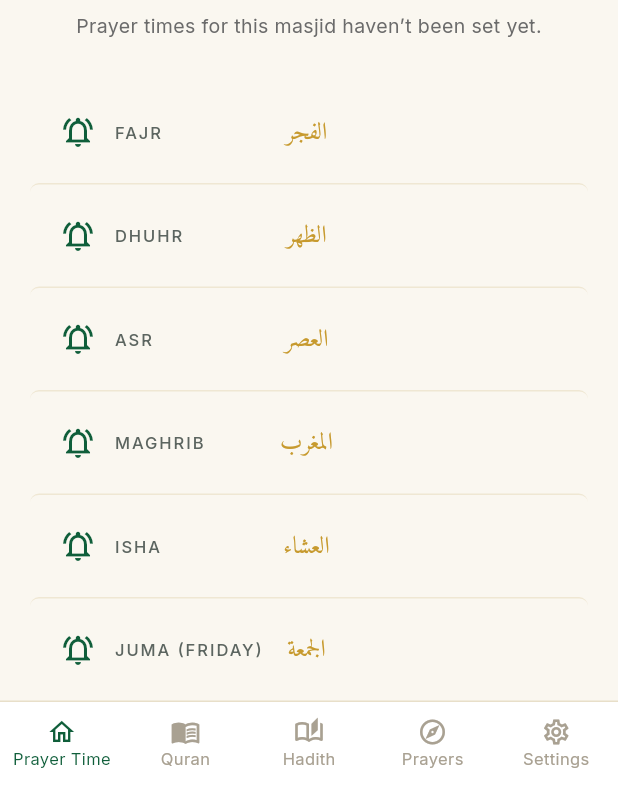
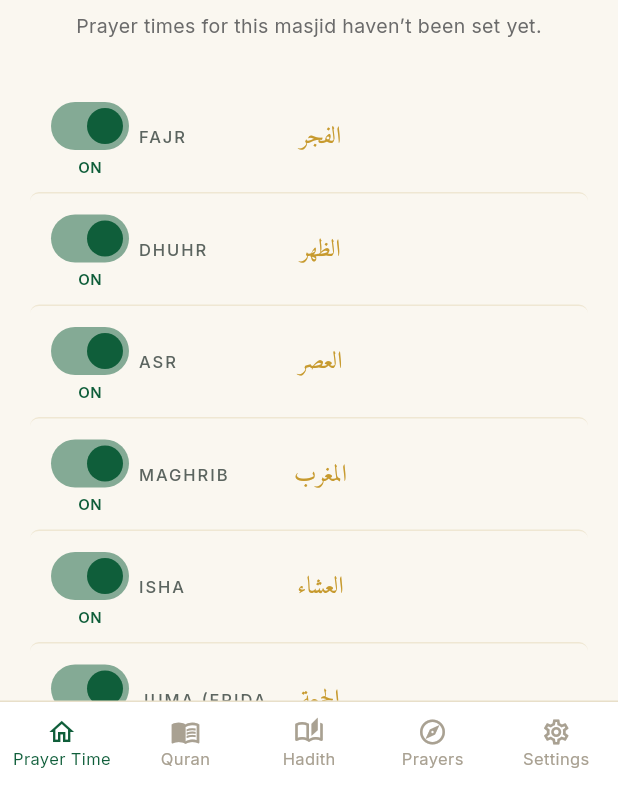
Before and after one commit to Adnandhanse/AzaanTimetable, a Flutter app: the HomeScreen screen opened directly, item 2 of the bottom bar chosen, on a phone screen of 412 x 824 dp, the part 450-1236 px from its top. Run offline on Flutter 3.47's test engine with Material 3 defaults, Android fonts, the phone set to English and light mode, and no system bars; our stand-ins replace audioplayers, cloud_firestore, cloud_functions, file_picker, firebase_auth, firebase_core and 14 more; missing offline and left inert: android_intent_plus, flutter_foreground_task, flutter_overlay_window; accounts and stored records are empty.

Commit message:
Update home_screen.dart

```diff
--- a/lib/screens/home_screen.dart
+++ b/lib/screens/home_screen.dart
@@ -1065,7 +1065,7 @@ class _HomeScreenState extends State<HomeScreen>
                 // different fraction of the row's width than the icon+name
                 // actually take up below it, which is exactly why AZAN and
                 // JAMAT didn't land above their own columns.
-                const SizedBox(width: 48),
+                const SizedBox(width: 64),
                 const Expanded(flex: 3, child: SizedBox.shrink()),
                 Expanded(
                   flex: 4,
@@ -1114,13 +1114,38 @@ class _HomeScreenState extends State<HomeScreen>
             // scales with the screen instead of assuming one.
             child: Row(
               children: [
-                IconButton(
-                  tooltip: '${rows[i].$1} notifications: ${(_prayerNotifications[PrayerNotificationPreferences.keys[i]] ?? true) ? "on" : "off"}',
-                  icon: Icon((_prayerNotifications[PrayerNotificationPreferences.keys[i]] ?? true)
-                      ? Icons.notifications_active_outlined : Icons.notifications_off_outlined),
-                  color: AppColors.emerald,
-                  onPressed: _savingNotification || _prayerNotifications.isEmpty ? null
-                      : () => _togglePrayerNotification(PrayerNotificationPreferences.keys[i]),
+                SizedBox(
+                  width: 64,
+                  child: Column(
+                    mainAxisSize: MainAxisSize.min,
+                    children: [
+                      Semantics(
+                        label: '${rows[i].$1} prayer notifications',
+                        child: Switch(
+                          value: _prayerNotifications[PrayerNotificationPreferences.keys[i]] ?? true,
+                          activeColor: AppColors.emerald,
+                          materialTapTargetSize: MaterialTapTargetSize.shrinkWrap,
+                          onChanged: _savingNotification || _prayerNotifications.isEmpty
+                              ? null
+                              : (_) => _togglePrayerNotification(PrayerNotificationPreferences.keys[i]),
+                        ),
+                      ),
+                      Text(
+                        _prayerNotifications.isEmpty
+                            ? '…'
+                            : (_prayerNotifications[PrayerNotificationPreferences.keys[i]] ?? true)
+                                ? 'ON'
+                                : 'OFF',
+                        style: TextStyle(
+                          fontSize: 10,
+                          fontWeight: FontWeight.w600,
+                          color: (_prayerNotifications[PrayerNotificationPreferences.keys[i]] ?? true)
+                              ? AppColors.emerald
+                              : AppColors.textMuted,
+                        ),
+                      ),
+                    ],
+                  ),
                 ),
                 Expanded(
                   // 3, not 4. The longest label is "JUMA (FRIDAY)" and it can
```
